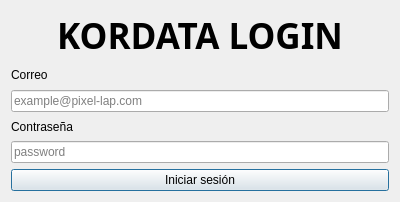
Old version of the form ui/update_data_dialog.ui in the repository gabod22/Pixel-after-sell-reporter.
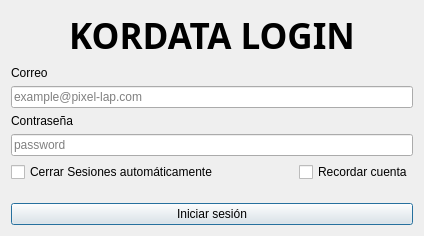
New version of the form.

Diff of the .ui file:
```diff
--- a/ui/update_data_dialog.ui
+++ b/ui/update_data_dialog.ui
@@ -6,8 +6,8 @@
    <rect>
     <x>0</x>
     <y>0</y>
-    <width>400</width>
-    <height>202</height>
+    <width>424</width>
+    <height>236</height>
    </rect>
   </property>
   <property name="windowTitle">
@@ -60,6 +60,15 @@
      </item>
      <item>
       <widget class="QLineEdit" name="TxtPassword">
+       <property name="inputMask">
+        <string comment="*"/>
+       </property>
+       <property name="text">
+        <string/>
+       </property>
+       <property name="echoMode">
+        <enum>QLineEdit::EchoMode::Password</enum>
+       </property>
        <property name="placeholderText">
         <string>password</string>
        </property>
@@ -67,6 +76,50 @@
      </item>
     </layout>
    </item>
+   <item>
+    <layout class="QHBoxLayout" name="horizontalLayout">
+     <item>
+      <widget class="QCheckBox" name="CheckAutoClose">
+       <property name="text">
+        <string>Cerrar Sesiones automáticamente</string>
+       </property>
+      </widget>
+     </item>
+     <item>
+      <spacer name="horizontalSpacer">
+       <property name="orientation">
+        <enum>Qt::Orientation::Horizontal</enum>
+       </property>
+       <property name="sizeHint" stdset="0">
+        <size>
+         <width>40</width>
+         <height>20</height>
+        </size>
+       </property>
+      </spacer>
+     </item>
+     <item>
+      <widget class="QCheckBox" name="CheckRemember">
+       <property name="text">
+        <string>Recordar cuenta</string>
+       </property>
+      </widget>
+     </item>
+    </layout>
+   </item>
+   <item>
+    <spacer name="verticalSpacer">
+     <property name="orientation">
+      <enum>Qt::Orientation::Vertical</enum>
+     </property>
+     <property name="sizeHint" stdset="0">
+      <size>
+       <width>20</width>
+       <height>40</height>
+      </size>
+     </property>
+    </spacer>
+   </item>
    <item>
     <widget class="QPushButton" name="BtnSubmit">
      <property name="text">
```
